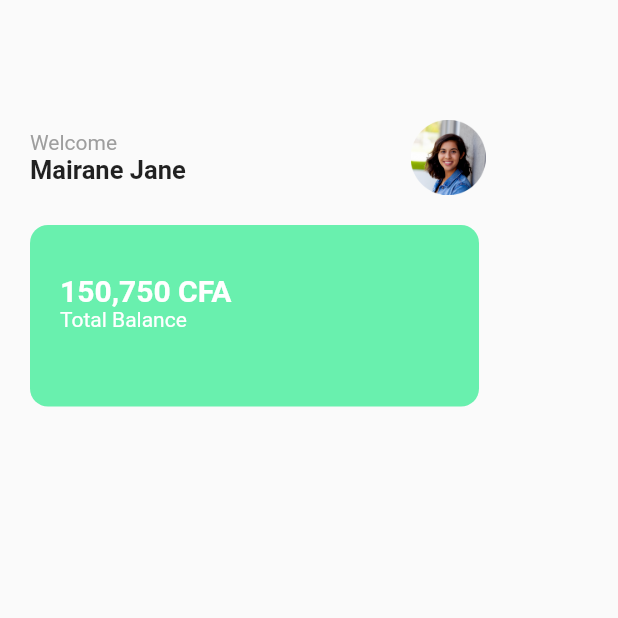
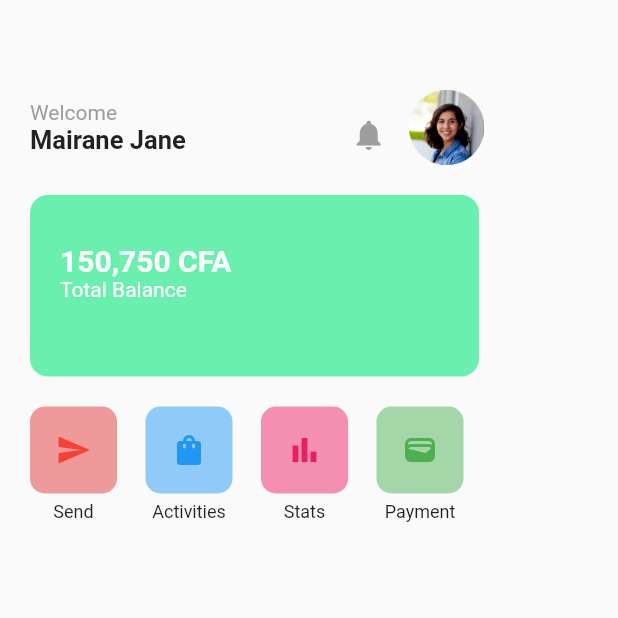
Before and after one commit to Morel-D/e_wallet_UI, a Flutter app: the screen it shows after launch, on a phone screen of 412 x 824 dp, the top half of it. Run offline on Flutter 3.47's test engine with Material 2 defaults, Android fonts, the phone set to English and light mode, and no system bars.

Commit message:
ui Services added

```diff
--- a/lib/main.dart
+++ b/lib/main.dart
@@ -17,7 +17,7 @@ class MyApp extends StatelessWidget {
           crossAxisAlignment: CrossAxisAlignment.start,
           children: [
             Container(
-              padding: EdgeInsets.fromLTRB(20, 80, 0, 0),
+              padding: EdgeInsets.fromLTRB(20, 60, 0, 0),
               child: Row(
                 mainAxisAlignment: MainAxisAlignment.start,
                 children: [
@@ -31,7 +31,13 @@ class MyApp extends StatelessWidget {
                      ],
                    ),
                  ),
-                  SizedBox(width: 150),
+                  SizedBox(width: 110),
+
+                  Container(
+                    padding: EdgeInsets.fromLTRB(0, 10, 15, 0),
+                    child: Icon(Icons.notifications, color: Colors.grey,),
+                  ),
+
                   Container(
                     padding: EdgeInsets.all(25),
                     decoration: BoxDecoration(
@@ -62,7 +68,83 @@ class MyApp extends StatelessWidget {
                         Text("Total Balance", style: TextStyle(color: Colors.white),),
                       ],
                     ),
-                  )
+                  ),
+                ],
+              ),
+            ),
+            Container(
+              padding: EdgeInsets.fromLTRB(20, 0, 0, 0),
+              child: Row(
+                children: [
+                  Container(
+                    child: Column(
+                      children: [
+                        Container(
+                          decoration: BoxDecoration(
+                            color: Colors.red[200],
+                            borderRadius: BorderRadius.circular(10),
+                          ),
+                          padding: EdgeInsets.all(17),
+                          child: Icon(Icons.send, color: Colors.red),
+                        ),
+                        SizedBox(height: 5),
+                        Text('Send', style: TextStyle(fontSize: 12)),
+                      ],
+                    ),
+                  ),
+                  SizedBox(width: 19),
+                  Container(
+                    child: Column(
+                      children: [
+                        Container(
+                          decoration: BoxDecoration(
+                            color: Colors.blue[200],
+                            borderRadius: BorderRadius.circular(10),
+                          ),
+                          padding: EdgeInsets.all(17),
+                          child: Icon(Icons.shopping_bag, color: Colors.blue),
+                        ),
+                        SizedBox(height: 5),
+                        Text('Activities', style: TextStyle(fontSize: 12)),
+                      ],
+                    ),
+                  ),
+
+                  SizedBox(width: 19),
+                  Container(
+                    child: Column(
+                      children: [
+                        Container(
+                          decoration: BoxDecoration(
+                            color: Colors.pink[200],
+                            borderRadius: BorderRadius.circular(10),
+                          ),
+                          padding: EdgeInsets.all(17),
+                          child: Icon(Icons.bar_chart, color: Colors.pink),
+                        ),
+                        SizedBox(height: 5),
+                        Text('Stats', style: TextStyle(fontSize: 12)),
+                      ],
+                    ),
+                  ),
+
+                  SizedBox(width: 19),
+                  Container(
+                    child: Column(
+                      children: [
+                        Container(
+                          decoration: BoxDecoration(
+                            color: Colors.green[200],
+                            borderRadius: BorderRadius.circular(10),
+                          ),
+                          padding: EdgeInsets.all(17),
+                          child: Icon(Icons.wallet, color: Colors.green),
+                        ),
+                        SizedBox(height: 5),
+                        Text('Payment', style: TextStyle(fontSize: 12)),
+                      ],
+                    ),
+                  ),
                 ],
               ),
             )
```
